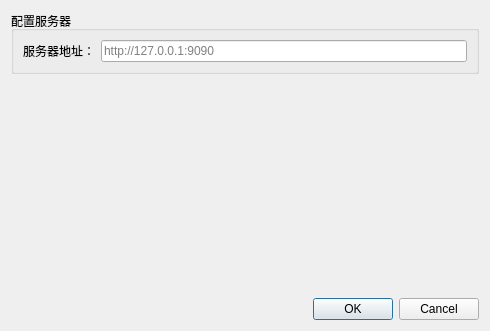
First picture: the form in src/view/configdialog.ui, repository zinface/qt.qgo-clipboard-client, before the edit.
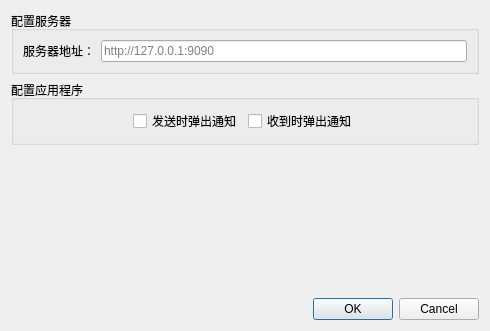
Second picture: the form after the edit.

Commit message:
feat(global): 添加通知设置功能
- 在 Global 类中添加通知发送和接收的配置选项
- 在 MainWindow 中根据通知设置决定是否显示通知
- 在 ConfigDialog 中添加通知设置的界面和逻辑
- 更新 configdialog.ui 以包含新的通知设置选项

The edit to the form file:
```diff
--- a/src/view/configdialog.ui
+++ b/src/view/configdialog.ui
@@ -37,7 +37,7 @@
      </layout>
     </widget>
    </item>
-   <item row="1" column="0">
+   <item row="2" column="0">
     <spacer name="verticalSpacer">
      <property name="orientation">
       <enum>Qt::Vertical</enum>
@@ -50,13 +50,62 @@
      </property>
     </spacer>
    </item>
-   <item row="2" column="0">
+   <item row="3" column="0">
     <widget class="QDialogButtonBox" name="buttonBox">
      <property name="standardButtons">
       <set>QDialogButtonBox::Cancel|QDialogButtonBox::Ok</set>
      </property>
     </widget>
    </item>
+   <item row="1" column="0">
+    <widget class="QGroupBox" name="groupBox_2">
+     <property name="title">
+      <string>配置应用程序</string>
+     </property>
+     <layout class="QHBoxLayout" name="horizontalLayout">
+      <item>
+       <spacer name="horizontalSpacer">
+        <property name="orientation">
+         <enum>Qt::Horizontal</enum>
+        </property>
+        <property name="sizeHint" stdset="0">
+         <size>
+          <width>40</width>
+          <height>20</height>
+         </size>
+        </property>
+       </spacer>
+      </item>
+      <item>
+       <widget class="QCheckBox" name="check_notify_send">
+        <property name="text">
+         <string>发送时弹出通知</string>
+        </property>
+       </widget>
+      </item>
+      <item>
+       <widget class="QCheckBox" name="check_notify_recv">
+        <property name="text">
+         <string>收到时弹出通知</string>
+        </property>
+       </widget>
+      </item>
+      <item>
+       <spacer name="horizontalSpacer_2">
+        <property name="orientation">
+         <enum>Qt::Horizontal</enum>
+        </property>
+        <property name="sizeHint" stdset="0">
+         <size>
+          <width>40</width>
+          <height>20</height>
+         </size>
+        </property>
+       </spacer>
+      </item>
+     </layout>
+    </widget>
+   </item>
   </layout>
  </widget>
  <resources/>
```
The commit also changes 4 other files.
